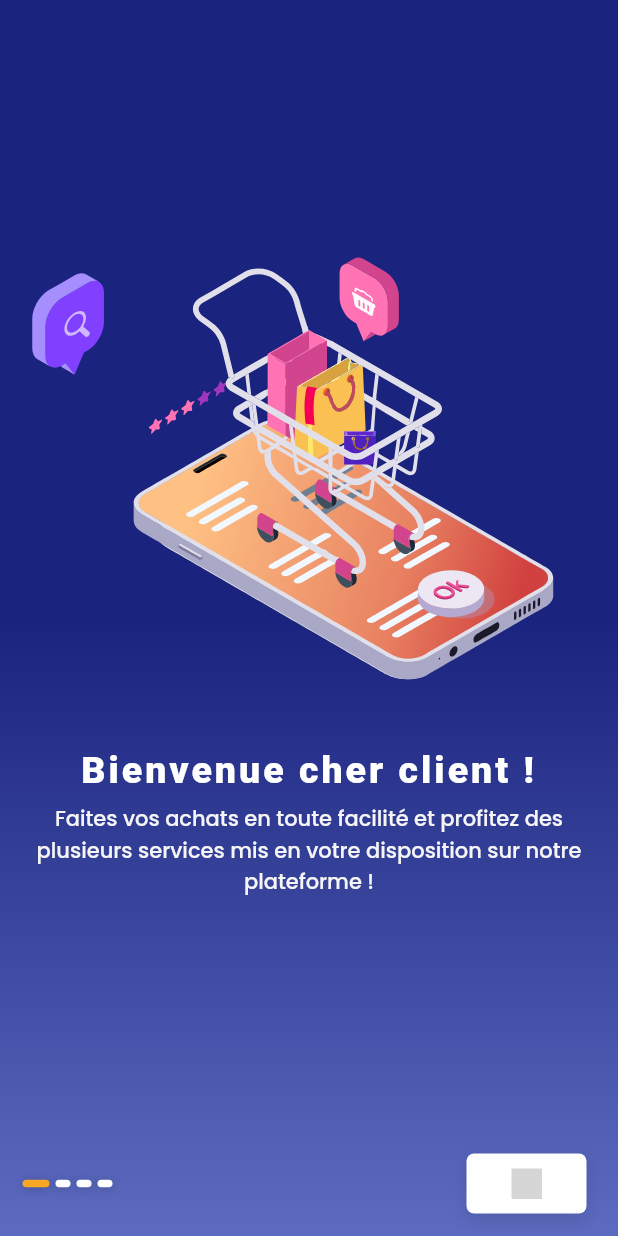
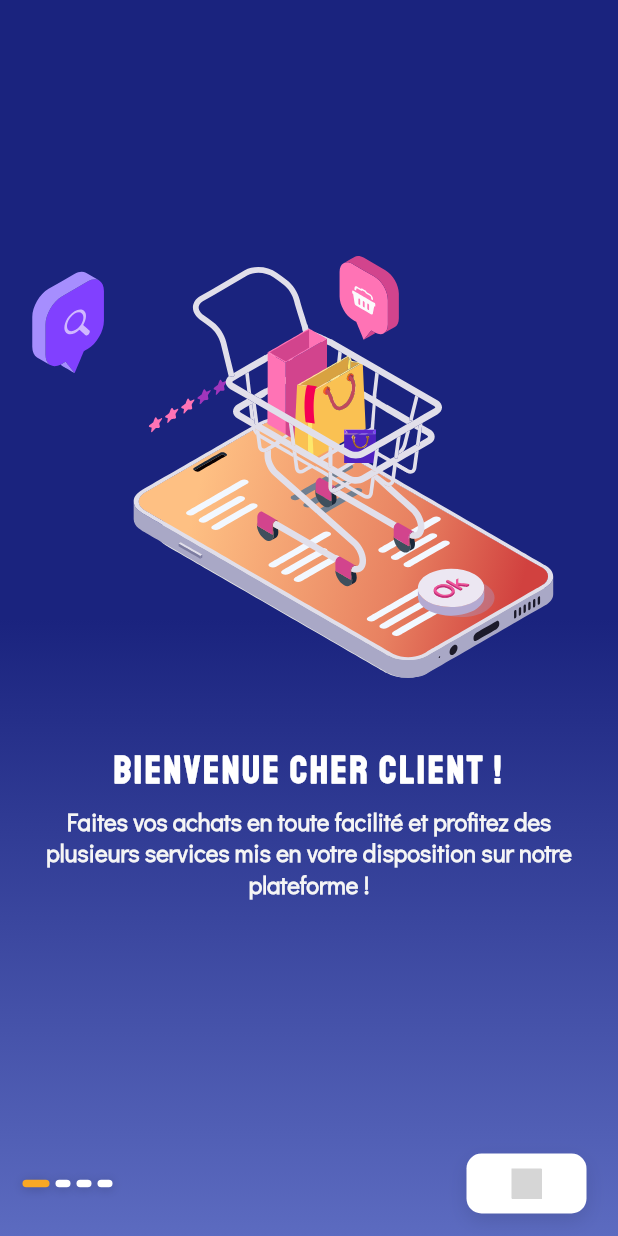
Before and after one commit to Delimond-eng/kin_achat, a Flutter app: the screen it shows after launch, on a phone screen of 412 x 824 dp. Run offline on Flutter 3.47's test engine with Material 2 defaults, Android fonts, the phone set to English and light mode, and no system bars; our stand-ins replace animate_do, flutter_svg, get, get_storage, google_fonts, google_sign_in and 4 more; accounts and stored records are empty; grey boxes are pictures that could not be loaded.

Commit message:
latest commit

```diff
--- a/lib/screens/starter.dart
+++ b/lib/screens/starter.dart
@@ -104,7 +104,7 @@ class _StarterState extends State<Starter> {
                     margin: const EdgeInsets.only(right: 6.0),
                     decoration: BoxDecoration(
                       color: Colors.white,
-                      borderRadius: BorderRadius.circular(5.0),
+                      borderRadius: BorderRadius.circular(10.0),
                       boxShadow: [
                         BoxShadow(
                           blurRadius: 10.0,
@@ -115,9 +115,9 @@ class _StarterState extends State<Starter> {
                     ),
                     child: Material(
                       color: Colors.transparent,
-                      borderRadius: BorderRadius.circular(5.0),
+                      borderRadius: BorderRadius.circular(10.0),
                       child: InkWell(
-                        borderRadius: BorderRadius.circular(5.0),
+                        borderRadius: BorderRadius.circular(10.0),
                         onTap: () {
                           Navigator.pushAndRemoveUntil(
                               context,
@@ -193,7 +193,8 @@ class StarterSliderItem extends StatelessWidget {
             child: Text(
               "$title ",
               textAlign: TextAlign.center,
-              style: GoogleFonts.staatliches(
+              style: const TextStyle(
+                fontFamily: 'Staatliches',
                 fontSize: 25.0,
                 fontWeight: FontWeight.w900,
                 letterSpacing: 2.0,
@@ -208,9 +209,10 @@ class StarterSliderItem extends StatelessWidget {
             child: Text(
               subtitle,
               textAlign: TextAlign.center,
-              style: GoogleFonts.poppins(
-                fontSize: 14,
-                fontWeight: FontWeight.w500,
+              style: TextStyle(
+                fontSize: 16,
+                fontFamily: 'DidactGothic',
+                fontWeight: FontWeight.w600,
                 color: Colors.grey[100],
               ),
             ),
```
Also changed, not shown: lib/pages/home_page.dart (+6 -10 lines), pubspec.yaml (+7 -6 lines), assets/fonts/DidactGothic-Regular.ttf (added), assets/fonts/Staatliches-Regular.ttf (added).
